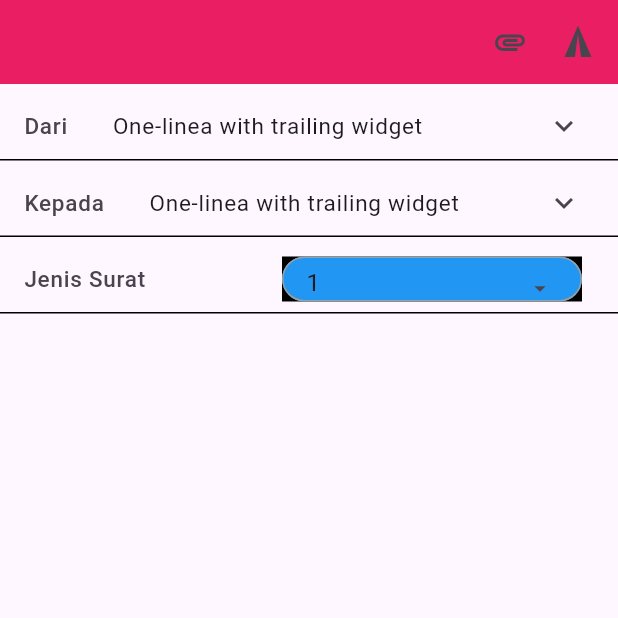
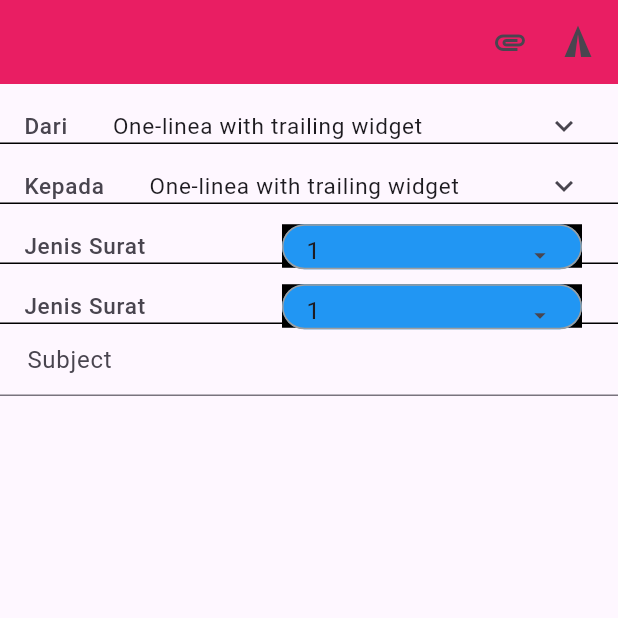
Before and after one commit to Christian-Tiovanto/FE-FlutterProject, a Flutter app: the screen it shows after launch, on a phone screen of 412 x 824 dp, the top half of it. Run offline on Flutter 3.47's test engine with Material 3 defaults, Android fonts, the light colour scheme and no system bars.

Commit message:
feat(PengajuanSurat): Subject TextField expanded based on text character

```diff
--- a/project/lib/tian/PengajuanSurat.dart
+++ b/project/lib/tian/PengajuanSurat.dart
@@ -1,3 +1,4 @@
+import 'package:flutter/cupertino.dart';
 import 'package:flutter/material.dart';
 import 'package:flutter/widgets.dart';
 
@@ -16,7 +17,7 @@ class _PengajuanSuratState extends State<PengajuanSurat> {
     return MaterialApp(
       home: Scaffold(
         appBar: const _PengajuanSuratAppBarWidget(),
-        body: Column(
+        body: ListView(
           children: [
             ContainerKolomPengajuanSuratWidget(
               leadingText: "Dari",
@@ -36,10 +37,73 @@ class _PengajuanSuratState extends State<PengajuanSurat> {
                 ListData: ['1', '2', '3'],
               ),
             ),
+            ContainerKolomPengajuanSuratWidget(
+              leadingText: "Jenis Surat",
+              trailingContent: DropdownMenuExample(
+                ListData: ['1', '2', '3'],
+              ),
+            ),
+            TextFieldExample(),
           ],
         ),
       ),
       debugShowCheckedModeBanner: false,
+    );
+  }
+}
+
+class TextFieldExample extends StatefulWidget {
+  const TextFieldExample({super.key});
+
+  @override
+  State<TextFieldExample> createState() => _TextFieldExampleState();
+}
+
+class _TextFieldExampleState extends State<TextFieldExample> {
+  late TextEditingController _controller;
+
+  @override
+  void initState() {
+    super.initState();
+    _controller = TextEditingController();
+  }
+
+  @override
+  void dispose() {
+    _controller.dispose();
+    super.dispose();
+  }
+
+  @override
+  Widget build(BuildContext context) {
+    return TextField(
+      scrollPhysics: NeverScrollableScrollPhysics(),
+      decoration: InputDecoration(
+          hintText: "Subject",
+          constraints: BoxConstraints(minHeight: 100),
+          contentPadding: EdgeInsets.symmetric(horizontal: 18, vertical: 8)),
+      maxLines: null,
+      controller: _controller,
+      onSubmitted: (String value) async {
+        await showDialog<void>(
+          context: context,
+          builder: (BuildContext context) {
+            return AlertDialog(
+              title: const Text('Thanks!'),
+              content: Text(
+                  'You typed "$value", which has length ${value.characters.length}.'),
+              actions: <Widget>[
+                TextButton(
+                  onPressed: () {
+                    Navigator.pop(context);
+                  },
+                  child: const Text('OK'),
+                ),
+              ],
+            );
+          },
+        );
+      },
     );
   }
 }
@@ -58,10 +122,9 @@ class ContainerKolomPengajuanSuratWidget extends StatelessWidget {
   Widget build(BuildContext context) {
     return Container(
       padding: EdgeInsets.only(bottom: 10),
+      height: 40,
       decoration:
           const BoxDecoration(border: Border(bottom: BorderSide(width: 1))),
-      child: SizedBox(
-        height: 40,
       child: ListTile(
         horizontalTitleGap: 30,
         titleAlignment: ListTileTitleAlignment.center,
@@ -71,7 +134,6 @@ class ContainerKolomPengajuanSuratWidget extends StatelessWidget {
         ),
         title: this.titleContent,
         trailing: this.trailingContent,
-        ),
       ),
     );
   }
```
Lines whose indentation alone changed are shown as unchanged.
